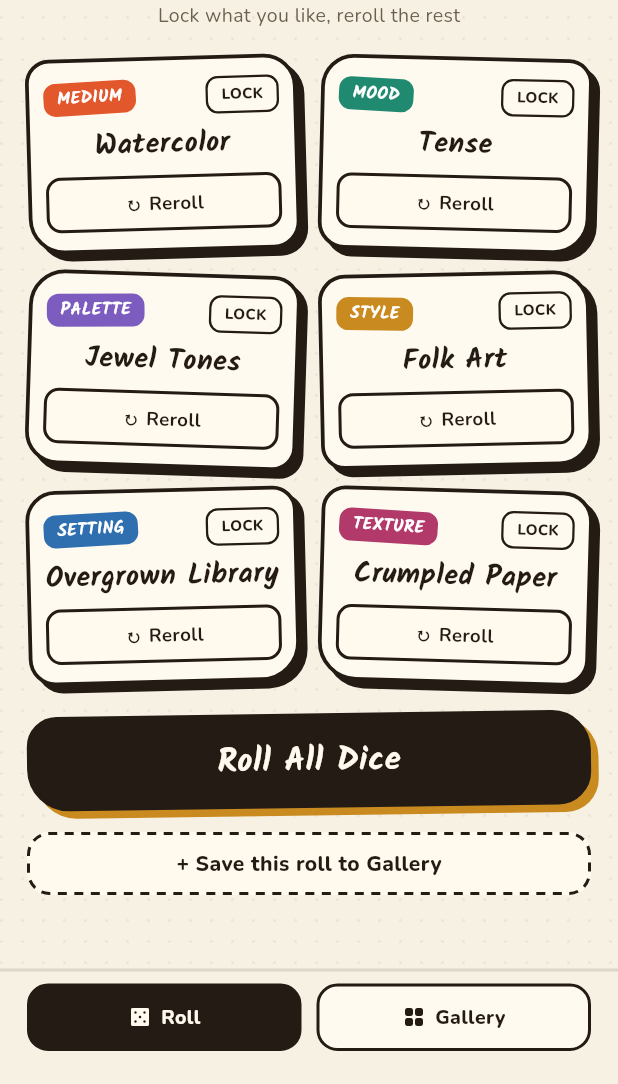
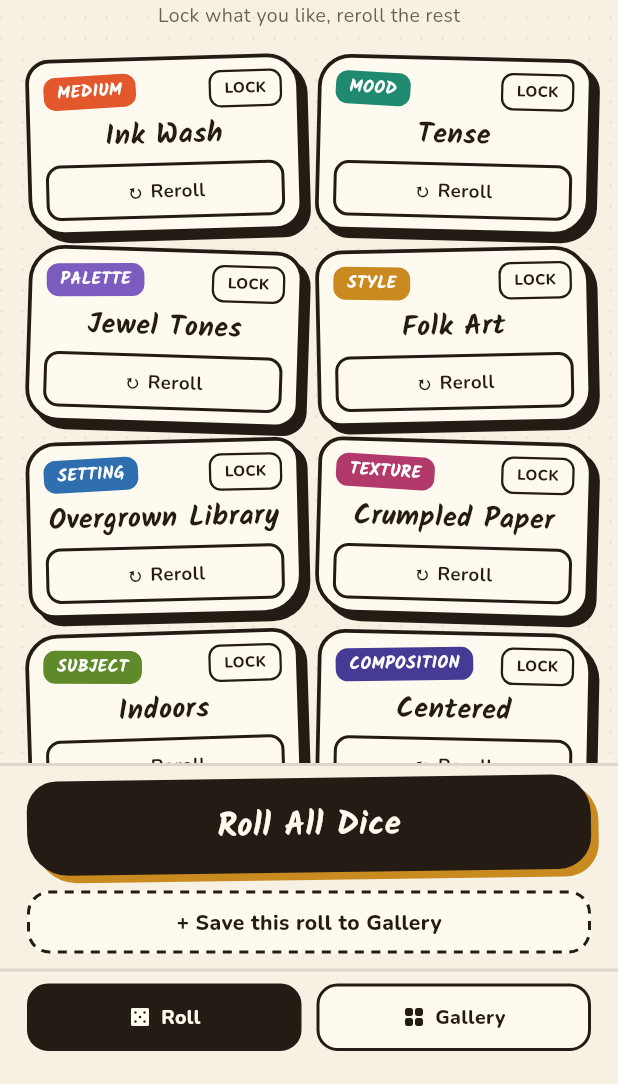
Before and after one commit to kristinbrooks/artspiration, a Flutter app: the screen it shows after launch, on a phone screen of 412 x 824 dp, the part 152-1236 px from its top. Run offline on Flutter 3.47's test engine with Material 3 defaults, Android fonts, the phone set to English and light mode, and no system bars; our stand-ins replace image_picker.

Commit message:
Add Subject and Composition dice, fit eight to a phone screen
Two new dice: Subject (still life, portrait, cityscape, landscape, indoors,
seascape) and Composition (rule of thirds, symmetry, close-up, bird's eye,
worm's eye, negative space, diagonal, centered). Subject collects entries that
had been mixed into Setting, where they couldn't combine with a place --
a roll can now call for a portrait in a neon alleyway. Also extends Medium
(markers, graphite, acrylic, pastels; drops clay sculpt and embroidery) and
Style (realism, abstract, modern, art deco).

The grid indexed categories[i + 1] unconditionally, so an odd count threw a
range error. The final cell is now left empty, as the CSS grid would.

Eight dice no longer fit a phone screen, which took several changes the
handoff's six-die layout didn't need:

Roll All and Save are pinned above the tab bar instead of scrolling away with
the dice -- saving is the action that ends the session. Scrolling moves into
each screen so the roll screen can hold a fixed footer, and the footer takes
the same hairline and opaque paper as the tab bar so the grid reads as passing
underneath rather than being clipped mid-card.

Spacing tightens (card padding 14->10, internal gaps 8->6, gutter 14->10) to
buy back the height. Radii, rotations, borders, shadows, and horizontal
padding are untouched.

Die values now stay on one line and scale down when long. Wrapping made card
height depend on the roll, so "Overgrown Library" would push the last row off
screen while "Cubism" would not. The line box derives from the text scaler, so
large-text users get bigger type and a scrollable grid rather than everything
shrinking to stay crammed on one screen.

Android's overscroll stretch is disabled: it scales the whole viewport when
pulled past an edge, warping the borders and flat offset shadows that carry
the hand-drawn look. Platform scroll physics are otherwise left alone, so iOS
keeps its rubber-band.

Verified on iPhone 17 and 17 Pro simulators and a Pixel 7 emulator.

Co-Authored-By: Claude Opus 5 <noreply@anthropic.com>

```diff
--- a/lib/data/categories.dart
+++ b/lib/data/categories.dart
@@ -22,11 +22,13 @@ enum DieCategory {
       'Digital Paint',
       'Collage',
       'Ink Wash',
-      'Clay Sculpt',
       'Colored Pencil',
       'Gouache',
       'Linocut Print',
-      'Embroidery',
+      'Markers',
+      'Graphite/Pencils',
+      'Acrylic Paint',
+      'Pastels',
     ],
   ),
   mood(
@@ -82,6 +84,10 @@ enum DieCategory {
       'Bauhaus',
       'Vaporwave',
       'Folk Art',
+      'Realism',
+      'Abstract',
+      'Modern',
+      'Art Deco',
     ],
   ),
   setting(
@@ -121,6 +127,41 @@ enum DieCategory {
       'Crumpled Paper',
       'Scaly Skin',
     ],
+  ),
+  subject(
+    label: 'Subject',
+    // Olive fills the one gap in the accent wheel — the others sit at coral,
+    // teal, purple, mustard, blue, and magenta.
+    accent: Color(0xFF5F8A2A),
+    cardRotation: -1.8,
+    pillRotation: 2,
+    corners: (22, 18, 24, 16),
+    options: [
+      'Still Life',
+      'Portrait',
+      'Cityscape',
+      'Landscape',
+      'Indoors',
+      'Seascape',
+    ],
+  ),
+  composition(
+    label: 'Composition',
+    // Indigo — the last open hue between purple and blue.
+    accent: Color(0xFF453A94),
+    cardRotation: 1.2,
+    pillRotation: -2,
+    corners: (18, 26, 16, 22),
+    options: [
+      'Rule of Thirds',
+      'Symmetry',
+      'Close-Up',
+      "Bird's Eye",
+      "Worm's Eye",
+      'Negative Space',
+      'Diagonal',
+      'Centered',
+    ],
   );
 
   const DieCategory({
--- a/lib/main.dart
+++ b/lib/main.dart
@@ -5,6 +5,23 @@ import 'state/app_state.dart';
 import 'theme/tokens.dart';
 
 void main() => runApp(const ArtspirationApp());
+
+/// Drops Android's overscroll stretch, which scales the whole viewport when you
+/// pull past an edge — it warps the cards' borders and offset shadows and reads
+/// as a rendering fault. Platform scroll physics are left alone, so iOS keeps
+/// its native rubber-band.
+class _NoOverscrollStretch extends MaterialScrollBehavior {
+  const _NoOverscrollStretch();
+
+  @override
+  Widget buildOverscrollIndicator(
+    BuildContext context,
+    Widget child,
+    ScrollableDetails details,
+  ) {
+    return child;
+  }
+}
 
 class ArtspirationApp extends StatelessWidget {
   const ArtspirationApp({super.key, this.state});
@@ -17,6 +34,7 @@ class ArtspirationApp extends StatelessWidget {
     return MaterialApp(
       title: 'Artspiration',
       debugShowCheckedModeBanner: false,
+      scrollBehavior: const _NoOverscrollStretch(),
       theme: ThemeData(
         scaffoldBackgroundColor: AppColors.paper,
         fontFamily: 'Nunito',
--- a/lib/screens/gallery_screen.dart
+++ b/lib/screens/gallery_screen.dart
@@ -9,15 +9,18 @@ import '../theme/tokens.dart';
 import '../widgets/sticker.dart';
 
 class GalleryScreen extends StatelessWidget {
-  const GalleryScreen({super.key, required this.state});
+  const GalleryScreen({super.key, required this.state, required this.topInset});
 
   final ArtspirationState state;
+  final double topInset;
 
   @override
   Widget build(BuildContext context) {
     final entries = state.gallery;
 
-    return Column(
+    return SingleChildScrollView(
+      padding: EdgeInsets.fromLTRB(18, topInset, 18, 18),
+      child: Column(
         crossAxisAlignment: CrossAxisAlignment.stretch,
         children: [
           _GalleryHeader(count: entries.length),
@@ -34,6 +37,7 @@ class GalleryScreen extends StatelessWidget {
               ),
             ],
         ],
+      ),
     );
   }
 
--- a/lib/screens/home_shell.dart
+++ b/lib/screens/home_shell.dart
@@ -48,14 +48,15 @@ class _HomeShellState extends State<HomeShell> {
           builder: (context, _) {
             return Column(
               children: [
+                // Each screen scrolls itself — the roll screen keeps its
+                // buttons pinned below its own scroll area.
                 Expanded(
-                  child: SingleChildScrollView(
-                    padding: EdgeInsets.fromLTRB(18, topInset, 18, 18),
-                    child: switch (_state.tab) {
-                      AppTab.roll => RollScreen(state: _state),
-                      AppTab.gallery => GalleryScreen(state: _state),
-                    },
-                  ),
+                  child: switch (_state.tab) {
+                    AppTab.roll =>
+                      RollScreen(state: _state, topInset: topInset),
+                    AppTab.gallery =>
+                      GalleryScreen(state: _state, topInset: topInset),
+                  },
                 ),
                 BottomTabBar(
                   current: _state.tab,
--- a/lib/screens/roll_screen.dart
+++ b/lib/screens/roll_screen.dart
@@ -7,22 +7,54 @@ import '../widgets/die_card.dart';
 import '../widgets/sticker.dart';
 
 class RollScreen extends StatelessWidget {
-  const RollScreen({super.key, required this.state});
+  const RollScreen({super.key, required this.state, required this.topInset});
 
   final ArtspirationState state;
+  final double topInset;
 
   @override
   Widget build(BuildContext context) {
     return Column(
       crossAxisAlignment: CrossAxisAlignment.stretch,
       children: [
-        const _RollHeader(),
-        const SizedBox(height: 18), // 16px column gap + 2px header margin
-        _DiceGrid(state: state),
-        const SizedBox(height: 20), // 16px gap + 4px button margin
-        _RollAllButton(onTap: state.rollAll),
-        const SizedBox(height: 16),
-        _SaveButton(onTap: state.saveToGallery),
+        Expanded(
+          child: SingleChildScrollView(
+            padding: EdgeInsets.fromLTRB(18, topInset, 18, 18),
+            child: Column(
+              crossAxisAlignment: CrossAxisAlignment.stretch,
+              children: [
+                const _RollHeader(),
+                const SizedBox(height: 18), // 16px column gap + 2px header margin
+                _DiceGrid(state: state),
+              ],
+            ),
+          ),
+        ),
+        // Pinned rather than scrolled with the dice: past six dice the grid is
+        // taller than a phone frame, and saving is the action that ends the
+        // session — it shouldn't sit below the fold. Opaque paper and the same
+        // hairline the tab bar uses, so the grid reads as scrolling underneath
+        // a fixed bar instead of being clipped mid-card.
+        DecoratedBox(
+          decoration: const BoxDecoration(
+            color: AppColors.paper,
+            border: Border(
+              top: BorderSide(color: Color(0x1F241C14), width: 2),
+            ),
+          ),
+          child: Padding(
+            padding: const EdgeInsets.fromLTRB(18, 10, 18, 10),
+            child: Column(
+              crossAxisAlignment: CrossAxisAlignment.stretch,
+              mainAxisSize: MainAxisSize.min,
+              children: [
+                _RollAllButton(onTap: state.rollAll),
+                const SizedBox(height: 12),
+                _SaveButton(onTap: state.saveToGallery),
+              ],
+            ),
+          ),
+        ),
       ],
     );
   }
@@ -104,12 +136,16 @@ class _DieLogo extends StatelessWidget {
 
 /// Two columns, 14px gutter. Cards in a row share a height, matching the
 /// stretch behavior of the CSS grid they came from.
+///
+/// An odd number of dice leaves the final cell empty rather than stretching
+/// the last card across both columns — same as the CSS grid would.
 class _DiceGrid extends StatelessWidget {
   const _DiceGrid({required this.state});
 
   final ArtspirationState state;
 
-  static const _gap = 14.0;
+  // 14px in the handoff; tightened so eight dice clear an iPhone screen.
+  static const _gap = 10.0;
 
   @override
   Widget build(BuildContext context) {
@@ -118,6 +154,7 @@ class _DiceGrid extends StatelessWidget {
 
     for (var i = 0; i < categories.length; i += 2) {
       if (i > 0) rows.add(const SizedBox(height: _gap));
+      final hasSecond = i + 1 < categories.length;
       rows.add(
         IntrinsicHeight(
           child: Row(
@@ -125,7 +162,11 @@ class _DiceGrid extends StatelessWidget {
             children: [
               Expanded(child: _cardFor(categories[i])),
               const SizedBox(width: _gap),
-              Expanded(child: _cardFor(categories[i + 1])),
+              Expanded(
+                child: hasSecond
+                    ? _cardFor(categories[i + 1])
+                    : const SizedBox.shrink(),
+              ),
             ],
           ),
         ),
--- a/lib/widgets/die_card.dart
+++ b/lib/widgets/die_card.dart
@@ -26,7 +26,10 @@ class DieCard extends StatelessWidget {
     return Sticker(
       rotation: category.cardRotation,
       borderRadius: category.borderRadius,
-      padding: const EdgeInsets.symmetric(horizontal: 12, vertical: 14),
+      // The handoff specifies 14px vertical padding and 8px internal gaps, at
+      // six dice. At eight, that pushes the last row off an iPhone screen, so
+      // the card is tightened just enough for the full grid to fit.
+      padding: const EdgeInsets.symmetric(horizontal: 12, vertical: 10),
       child: Column(
         mainAxisSize: MainAxisSize.min,
         crossAxisAlignment: CrossAxisAlignment.stretch,
@@ -40,16 +43,28 @@ class DieCard extends StatelessWidget {
               _LockToggle(locked: state.locked, onTap: onToggleLock),
             ],
           ),
-          const SizedBox(height: 8),
+          const SizedBox(height: 6),
           Wobble(
             active: state.spinning,
-            child: Text(
-              state.value,
-              textAlign: TextAlign.center,
-              style: AppText.kalam(19, height: 1.25),
+            child: SizedBox(
+              // Exactly one line tall, so every card is the same height and the
+              // full grid fits a phone screen whatever the roll. Long values
+              // scale down rather than wrapping. Derived from the text scaler
+              // so large-text users still get bigger type (and a taller grid
+              // they can scroll) instead of everything shrinking to fit.
+              height: MediaQuery.textScalerOf(context).scale(19) * 1.25,
+              child: FittedBox(
+                fit: BoxFit.scaleDown,
+                child: Text(
+                  state.value,
+                  maxLines: 1,
+                  softWrap: false,
+                  style: AppText.kalam(19, height: 1.25),
+                ),
+              ),
             ),
           ),
-          const SizedBox(height: 8),
+          const SizedBox(height: 6),
           _RerollButton(locked: state.locked, onTap: onReroll),
         ],
       ),
```
Also changed, not shown: 2 other files. Lines whose indentation alone changed are shown as unchanged.
